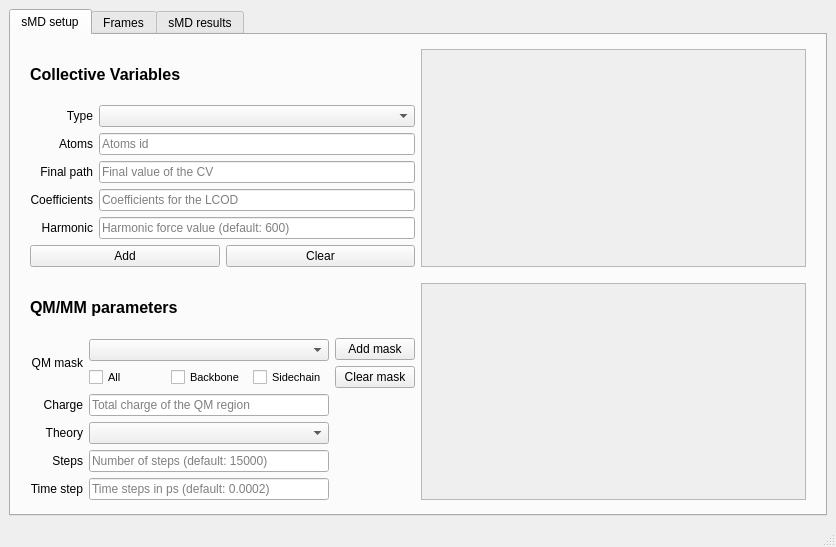
First picture: the form in smarts_gui/ui_files/simula.ui, repository CAMDgraz/SmarTSzyme_plugin, before the edit.
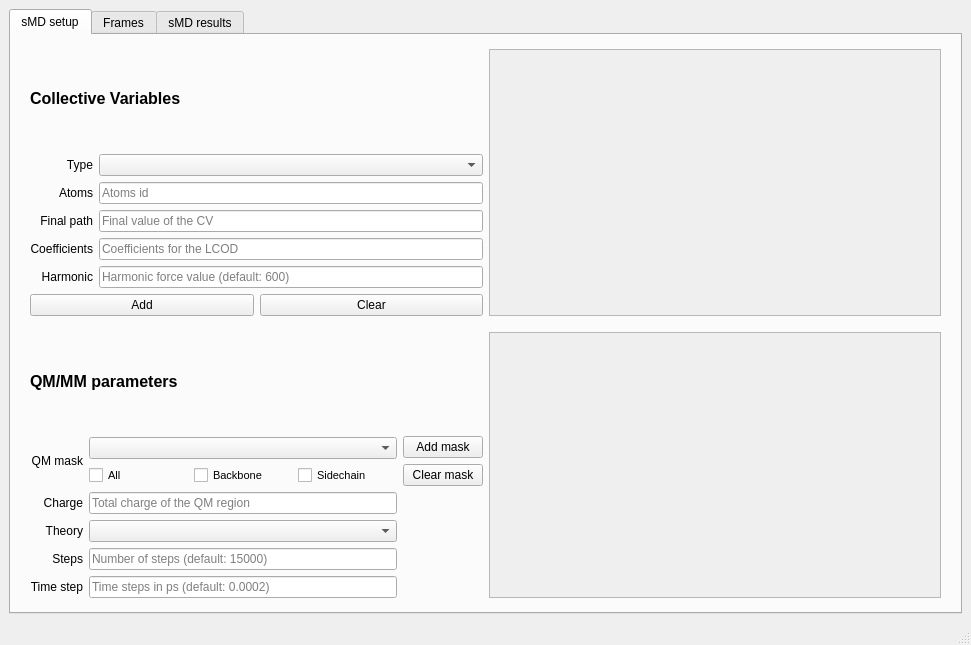
Second picture: the form after the edit.

Commit message: Fixed wrong naming of ui file variable and resized

Diff of the .ui file:
```diff
--- a/smarts_gui/ui_files/simula.ui
+++ b/smarts_gui/ui_files/simula.ui
@@ -6,14 +6,14 @@
    <rect>
     <x>0</x>
     <y>0</y>
-    <width>836</width>
-    <height>547</height>
+    <width>971</width>
+    <height>645</height>
    </rect>
   </property>
   <property name="minimumSize">
    <size>
-    <width>834</width>
-    <height>547</height>
+    <width>850</width>
+    <height>600</height>
    </size>
   </property>
   <property name="windowTitle">
```
Left out of the diff: 4 changed lines with no effect on the pictures. The commit also changes 3 other files.
